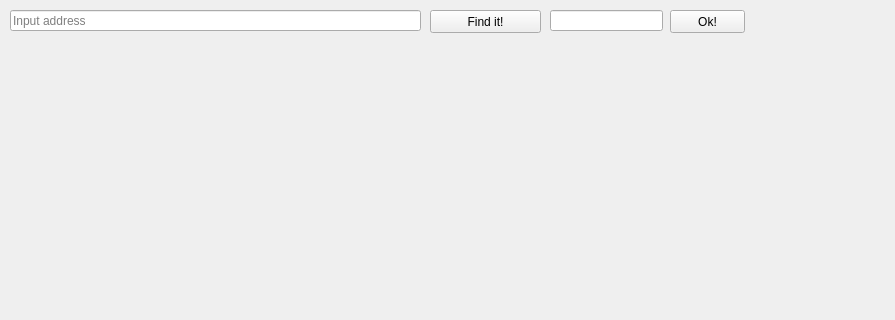
Before: the Qt Designer form map.ui in Bitrys/Zmih_Map, drawn with Qt 5; both pictures show x 0 to 895 and y 0 to 320 of the 1122 by 895 pixel window.
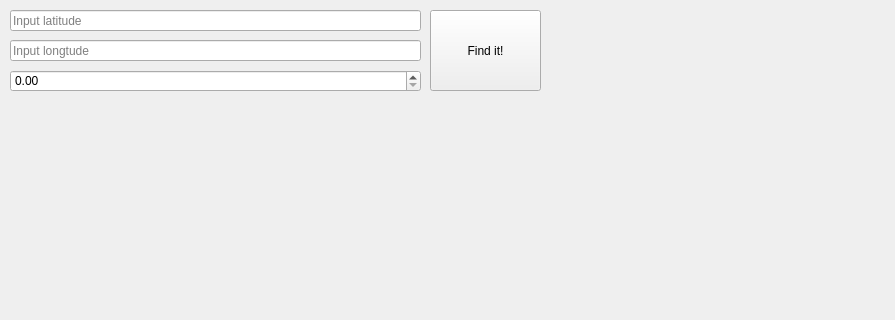
After: the same form once the commit is applied.

Patch:
```diff
--- a/map.ui
+++ b/map.ui
@@ -23,7 +23,7 @@
     </rect>
    </property>
    <property name="placeholderText">
-    <string>Input address</string>
+    <string>Input latitude</string>
    </property>
   </widget>
   <widget class="QPushButton" name="findit">
@@ -32,7 +32,7 @@
      <x>430</x>
      <y>10</y>
      <width>111</width>
-     <height>23</height>
+     <height>81</height>
     </rect>
    </property>
    <property name="text">
@@ -42,39 +42,42 @@
   <widget class="QLineEdit" name="spins">
    <property name="geometry">
     <rect>
-     <x>550</x>
-     <y>10</y>
-     <width>113</width>
+     <x>10</x>
+     <y>40</y>
+     <width>411</width>
      <height>21</height>
     </rect>
    </property>
-  </widget>
-  <widget class="QPushButton" name="spnset">
-   <property name="geometry">
-    <rect>
-     <x>670</x>
-     <y>10</y>
-     <width>75</width>
-     <height>23</height>
-    </rect>
+   <property name="placeholderText">
+    <string>Input longtude</string>
    </property>
-   <property name="text">
-    <string>Ok!</string>
-   </property>
   </widget>
   <widget class="QLabel" name="map">
    <property name="geometry">
     <rect>
      <x>10</x>
-     <y>42</y>
+     <y>100</y>
      <width>1101</width>
-     <height>841</height>
+     <height>791</height>
     </rect>
    </property>
    <property name="text">
     <string/>
    </property>
   </widget>
+  <widget class="QDoubleSpinBox" name="spn">
+   <property name="geometry">
+    <rect>
+     <x>10</x>
+     <y>70</y>
+     <width>411</width>
+     <height>22</height>
+    </rect>
+   </property>
+   <property name="singleStep">
+    <double>0.100000000000000</double>
+   </property>
+  </widget>
  </widget>
  <resources/>
  <connections/>
```
Left out of the diff: 6 changed lines with no effect on the pictures.
